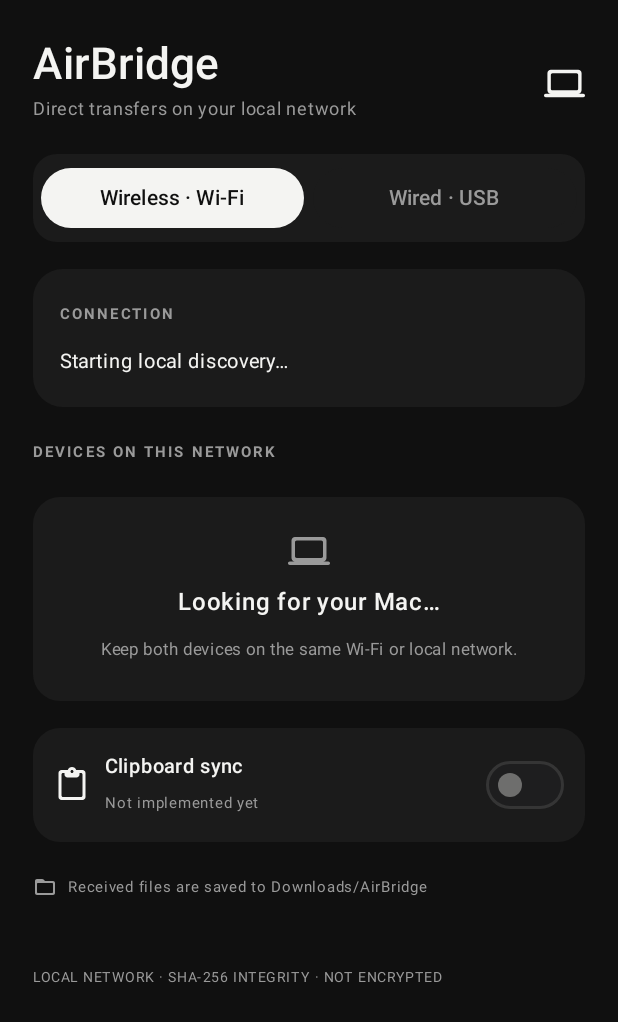
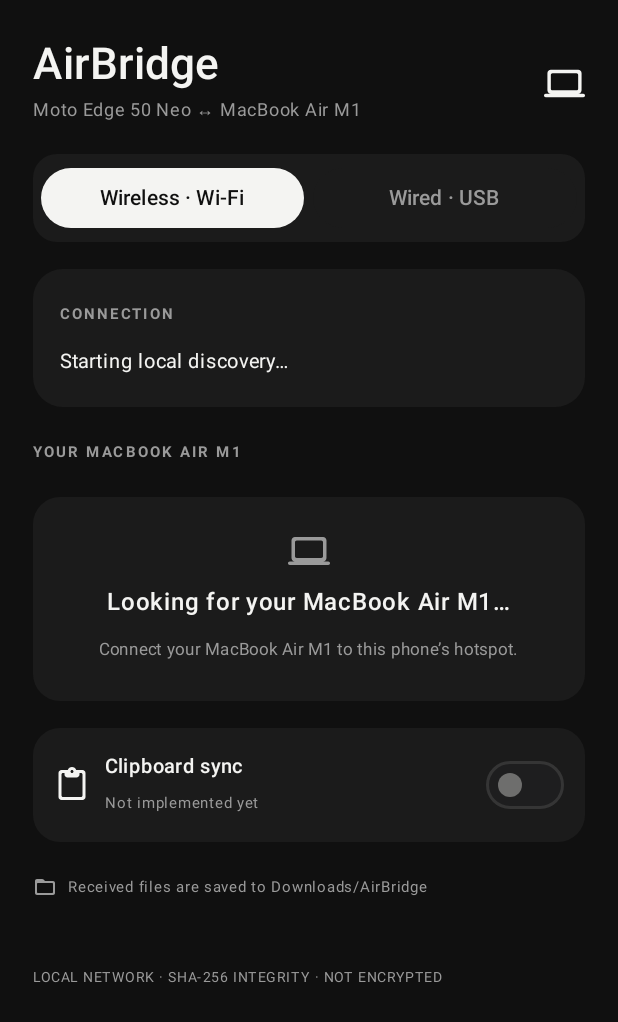
Before and after one commit to mrjdm2007/AirBridge, an Android app built with Jetpack Compose: the screen it shows after launch (MainActivity), on a phone screen of 412 x 824 dp. Shown: the top 1022 px of the screen. Run offline under Robolectric (Android 15) with nearby library versions, the phone set to English and light mode, and no system bars.

Commit message:
Personalize AirBridge Android UI for the MacBook

```diff
--- a/android/app/src/main/java/com/airbridge/app/MainActivity.kt
+++ b/android/app/src/main/java/com/airbridge/app/MainActivity.kt
@@ -93,7 +93,7 @@ private fun AirBridgeScreen(onSend: (AirBridgePeer) -> Unit) {
                 Row(verticalAlignment = Alignment.CenterVertically) {
                     Column(Modifier.weight(1f)) {
                         Text("AirBridge", fontSize = 29.sp, fontWeight = FontWeight.SemiBold, color = Ink)
-                        Text("Direct transfers on your local network", fontSize = 12.sp, color = Muted)
+                        Text("Moto Edge 50 Neo ↔ MacBook Air M1", fontSize = 12.sp, color = Muted)
                     }
                     Icon(Icons.Rounded.Computer, contentDescription = null, tint = Ink, modifier = Modifier.size(27.dp))
                 }
@@ -123,12 +123,12 @@ private fun AirBridgeScreen(onSend: (AirBridgePeer) -> Unit) {
                         Text("${AirBridgeState.pendingUris.size} shared file(s) ready to send", color = Ink, fontSize = 12.sp, fontWeight = FontWeight.Medium)
                     }
                 }
-                Text("DEVICES ON THIS NETWORK", fontSize = 10.sp, fontWeight = FontWeight.Bold, color = Muted, letterSpacing = 1.4.sp)
+                Text("YOUR MACBOOK AIR M1", fontSize = 10.sp, fontWeight = FontWeight.Bold, color = Muted, letterSpacing = 1.4.sp)
                 if (AirBridgeState.peers.isEmpty()) {
                     Column(Modifier.fillMaxWidth().background(Card, RoundedCornerShape(18.dp)).padding(22.dp), horizontalAlignment = Alignment.CenterHorizontally, verticalArrangement = Arrangement.spacedBy(8.dp)) {
                         Icon(Icons.Rounded.Computer, contentDescription = null, tint = Muted, modifier = Modifier.size(28.dp))
-                        Text("Looking for your Mac…", color = Ink, fontWeight = FontWeight.Medium)
-                        Text("Keep both devices on the same Wi-Fi or local network.", color = Muted, fontSize = 11.sp)
+                        Text("Looking for your MacBook Air M1…", color = Ink, fontWeight = FontWeight.Medium)
+                        Text("Connect your MacBook Air M1 to this phone’s hotspot.", color = Muted, fontSize = 11.sp)
                     }
                 } else {
                     LazyColumn(verticalArrangement = Arrangement.spacedBy(8.dp), modifier = Modifier.weight(1f)) {
```
